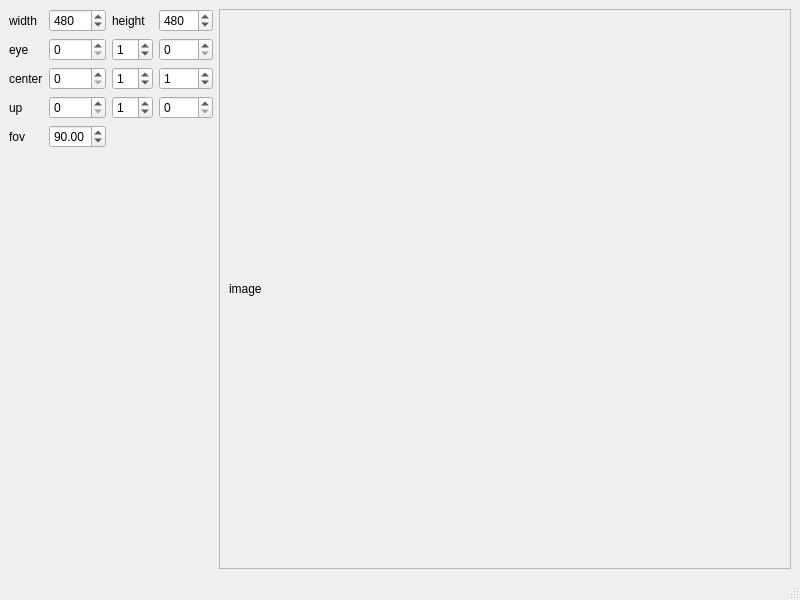
First picture: the form in src/mainwindow.ui, repository Dobios/Koyamaki, before the edit.
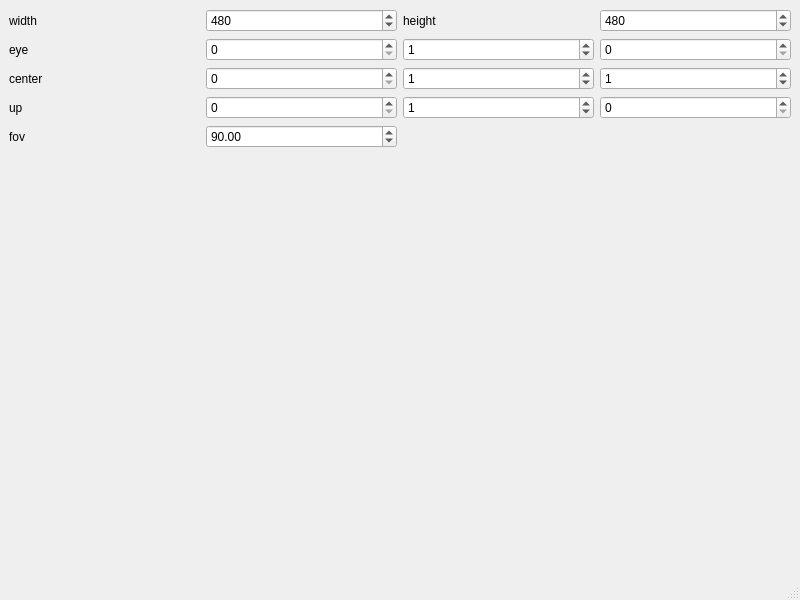
Second picture: the form after the edit.

Commit message: Render image in QGraphicsScene instead of QLabel

The edit to the form file:
```diff
--- a/src/mainwindow.ui
+++ b/src/mainwindow.ui
@@ -15,32 +15,6 @@
   </property>
   <widget class="QWidget" name="centralwidget">
    <layout class="QGridLayout" name="gridLayout">
-    <item row="0" column="1">
-     <widget class="QScrollArea" name="scrollArea">
-      <property name="widgetResizable">
-       <bool>true</bool>
-      </property>
-      <widget class="QWidget" name="scrollAreaWidgetContents">
-       <property name="geometry">
-        <rect>
-         <x>0</x>
-         <y>0</y>
-         <width>544</width>
-         <height>536</height>
-        </rect>
-       </property>
-       <layout class="QGridLayout" name="gridLayout_3">
-        <item row="0" column="0">
-         <widget class="QLabel" name="image">
-          <property name="text">
-           <string>image</string>
-          </property>
-         </widget>
-        </item>
-       </layout>
-      </widget>
-     </widget>
-    </item>
     <item row="0" column="0">
      <layout class="QGridLayout" name="gridLayout_2">
       <item row="0" column="0">
```
Left out of the diff: 3 changed lines with no effect on the pictures. The commit also changes 4 other files.
